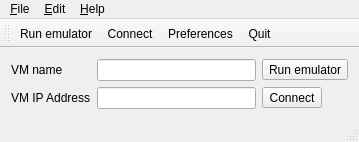
mithat/androidvmgr, file mainwindow.ui: the form before one commit.
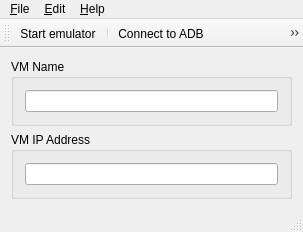
The form after the commit. Icons and pictures are not drawn.

Patch:
```diff
--- a/mainwindow.ui
+++ b/mainwindow.ui
@@ -6,8 +6,8 @@
    <rect>
     <x>0</x>
     <y>0</y>
-    <width>359</width>
-    <height>138</height>
+    <width>303</width>
+    <height>232</height>
    </rect>
   </property>
   <property name="windowTitle">
@@ -15,55 +15,36 @@
   </property>
   <widget class="QWidget" name="centralWidget">
    <layout class="QGridLayout" name="gridLayout">
-    <item row="1" column="1">
-     <widget class="QLineEdit" name="lineEdit_ipAddr">
-      <property name="toolTip">
-       <string>IP address of the AndroVM emulator (e.g., 192.168.56.101)</string>
-      </property>
-     </widget>
-    </item>
-    <item row="1" column="0">
-     <widget class="QLabel" name="label_ipAddr">
-      <property name="text">
+    <item row="2" column="0">
+     <widget class="QGroupBox" name="group_ipAddr">
+      <property name="title">
        <string>VM IP Address</string>
       </property>
-      <property name="buddy">
-       <cstring>lineEdit_ipAddr</cstring>
-      </property>
+      <layout class="QVBoxLayout" name="verticalLayout_2">
+       <item>
+        <widget class="QLineEdit" name="lineEdit_ipAddr">
+         <property name="toolTip">
+          <string>IP address of the AndroVM emulator (e.g., 192.168.56.101)</string>
+         </property>
+        </widget>
+       </item>
+      </layout>
      </widget>
     </item>
-    <item row="0" column="1">
-     <widget class="QLineEdit" name="lineEdit_vmName">
-      <property name="toolTip">
-       <string>Name of the AndroVM virtual machine in Virtual Box.</string>
+    <item row="1" column="0">
+     <widget class="QGroupBox" name="group_vmName">
+      <property name="title">
+       <string>VM Name</string>
       </property>
-     </widget>
-    </item>
-    <item row="0" column="0">
-     <widget class="QLabel" name="label_vmName">
-      <property name="text">
-       <string>VM name</string>
-      </property>
-      <property name="buddy">
-       <cstring>lineEdit_vmName</cstring>
-      </property>
-     </widget>
-    </item>
-    <item row="0" column="2">
-     <widget class="QToolButton" name="toolBtn_run">
-      <property name="text">
-       <string>Run emulator</string>
-      </property>
-      <property name="toolButtonStyle">
-       <enum>Qt::ToolButtonIconOnly</enum>
-      </property>
-     </widget>
-    </item>
-    <item row="1" column="2">
-     <widget class="QToolButton" name="toolBtn_connect">
-      <property name="text">
-       <string>Connect</string>
-      </property>
+      <layout class="QVBoxLayout" name="verticalLayout">
+       <item>
+        <widget class="QLineEdit" name="lineEdit_vmName">
+         <property name="toolTip">
+          <string>Name of the virtual machine in Virtual Box</string>
+         </property>
+        </widget>
+       </item>
+      </layout>
      </widget>
     </item>
    </layout>
@@ -73,7 +54,7 @@
     <rect>
      <x>0</x>
      <y>0</y>
-     <width>359</width>
+     <width>303</width>
      <height>19</height>
     </rect>
    </property>
@@ -110,8 +91,12 @@
     <bool>false</bool>
    </attribute>
    <addaction name="action_Run_emulator"/>
+   <addaction name="separator"/>
    <addaction name="action_Connect"/>
+   <addaction name="actionDisconnect"/>
+   <addaction name="separator"/>
    <addaction name="action_Preferences"/>
+   <addaction name="separator"/>
    <addaction name="action_Quit"/>
   </widget>
   <widget class="QStatusBar" name="statusBar"/>
@@ -151,7 +136,10 @@
      <normaloff>:/icons/icons/media-playback-start.png</normaloff>:/icons/icons/media-playback-start.png</iconset>
    </property>
    <property name="text">
-    <string>&amp;Run emulator</string>
+    <string>&amp;Start emulator</string>
+   </property>
+   <property name="toolTip">
+    <string>Start virtual machine emulator</string>
    </property>
    <property name="shortcut">
     <string>F11</string>
@@ -163,7 +151,7 @@
      <normaloff>:/icons/icons/stock_connect.png</normaloff>:/icons/icons/stock_connect.png</iconset>
    </property>
    <property name="text">
-    <string>&amp;Connect</string>
+    <string>&amp;Connect to ADB</string>
    </property>
    <property name="toolTip">
     <string>Connect VM to ADB</string>
@@ -172,6 +160,21 @@
     <string>F12</string>
    </property>
   </action>
+  <action name="actionDisconnect">
+   <property name="icon">
+    <iconset resource="icons.qrc">
+     <normaloff>:/icons/icons/network-offline.png</normaloff>:/icons/icons/network-offline.png</iconset>
+   </property>
+   <property name="text">
+    <string>&amp;Disconnect from ADB</string>
+   </property>
+   <property name="toolTip">
+    <string>Disconnect virtual machine from ADB</string>
+   </property>
+   <property name="shortcut">
+    <string>F9</string>
+   </property>
+  </action>
  </widget>
  <layoutdefault spacing="6" margin="11"/>
  <resources>
```
Left out of the diff: 14 changed lines with no effect on the pictures.
